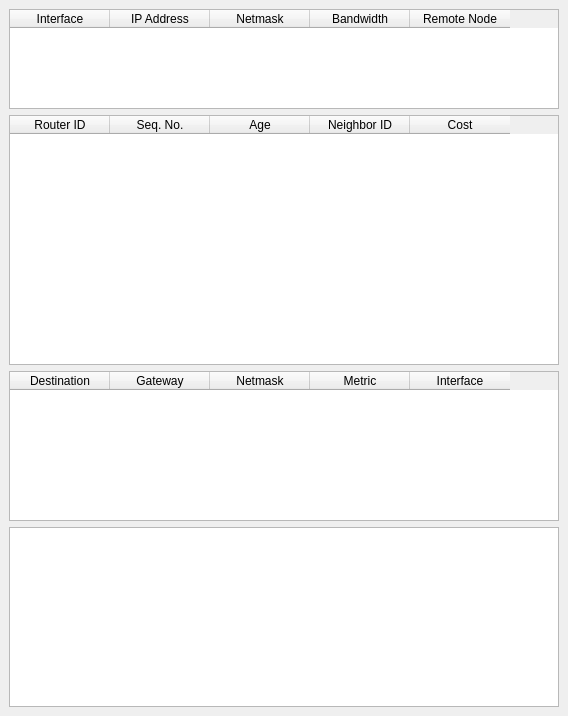
baudm/ospf-sim, file simulator.ui: the form before one commit.
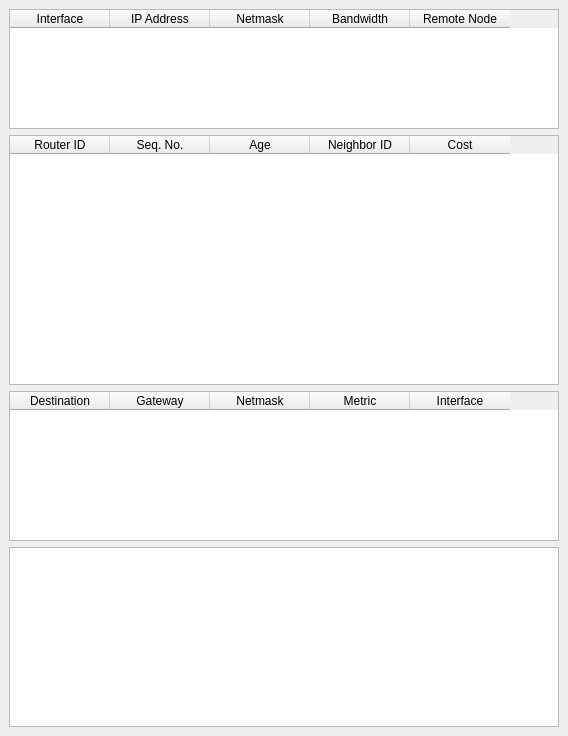
The form after the commit.

Commit message: * Set selection mode of tables to NoSelection * Sort tables according to first column

Diff of the .ui file:
```diff
--- a/simulator.ui
+++ b/simulator.ui
@@ -6,7 +6,7 @@
     <x>0</x>
     <y>0</y>
     <width>558</width>
-    <height>700</height>
+    <height>720</height>
    </rect>
   </property>
   <property name="windowTitle" >
@@ -19,7 +19,7 @@
       <property name="minimumSize" >
        <size>
         <width>550</width>
-        <height>100</height>
+        <height>120</height>
        </size>
       </property>
       <property name="toolTip" >
```
Left out of the diff: 12 changed lines with no effect on the pictures. The commit also changes 1 other file.
